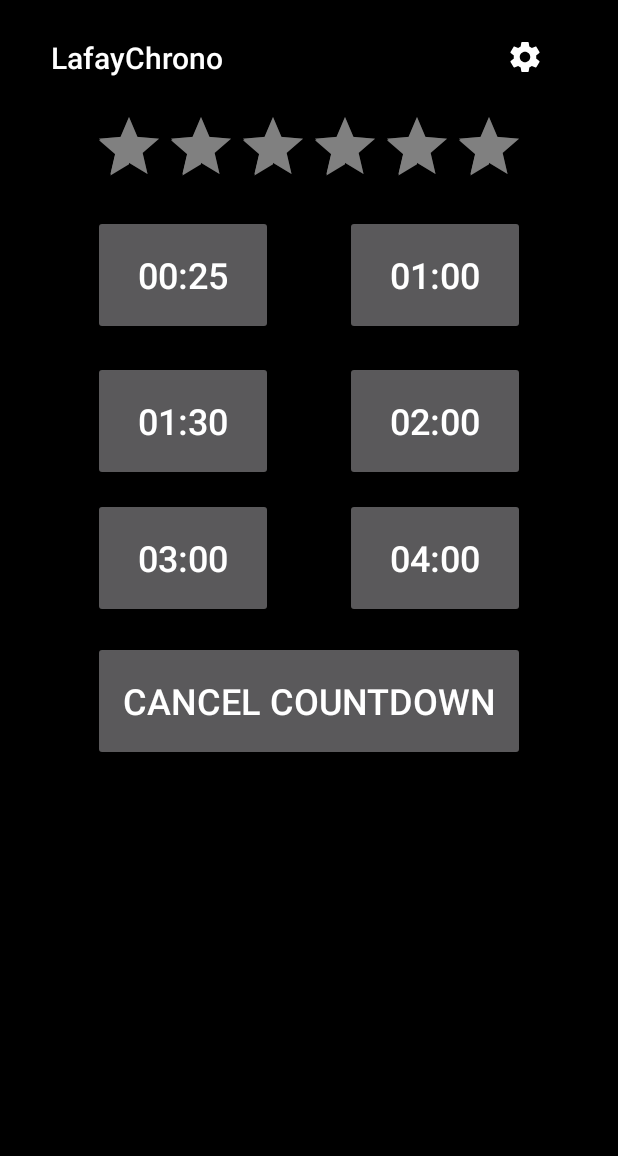
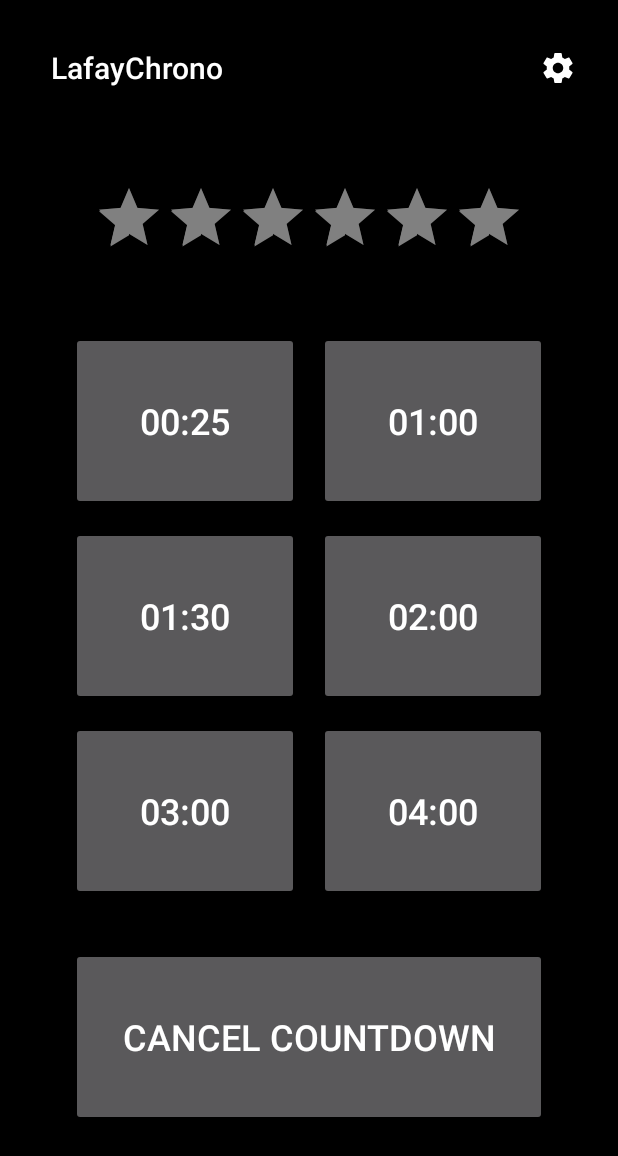
Before and after one commit to pjacquemin/LafayChrono, an Android app: the screen it shows after launch (MainActivity), on a phone screen of 412 x 824 dp. Shown: the top 1156 px of the screen. Run offline under Robolectric (Android 15) with nearby library versions, the phone set to English and light mode, and no system bars.

Commit message:
relative layout is replaced by constraint layout to be responsive #16

```diff
--- a/app/build.gradle
+++ b/app/build.gradle
@@ -23,6 +23,7 @@ dependencies {
     implementation fileTree(dir: 'libs', include: ['*.jar'])
     implementation 'androidx.legacy:legacy-support-v4:1.0.0-alpha1'
     implementation 'androidx.vectordrawable:vectordrawable:1.0.0-alpha1'
+    implementation 'com.android.support.constraint:constraint-layout:1.1.2'
     androidTestImplementation('com.android.support.test.espresso:espresso-core:2.2.2', {
         exclude group: 'com.android.support', module: 'support-annotations'
     })
--- a/app/src/main/java/com/example/patrick/lafaychrono_lite/MainActivity.java
+++ b/app/src/main/java/com/example/patrick/lafaychrono_lite/MainActivity.java
@@ -12,10 +12,10 @@ import android.view.View;
 import android.view.View.OnClickListener;
 import android.widget.Button;
 import android.widget.RatingBar;
-import android.widget.RelativeLayout;
 
 import androidx.appcompat.app.AppCompatActivity;
 import androidx.appcompat.widget.Toolbar;
+import androidx.constraintlayout.widget.ConstraintLayout;
 import androidx.preference.PreferenceManager;
 
 public class MainActivity extends AppCompatActivity {
@@ -44,7 +44,7 @@ public class MainActivity extends AppCompatActivity {
     private boolean vibrate_countdown_finished;
     private boolean alarm_countdown_finished;
     private boolean energy_save_theme;
-    private RelativeLayout layout;
+    private ConstraintLayout layout;
     private OnClickListener count_down_button_on_click_listener;
     private OnClickListener cancel_button_on_click_listener;
     private SharedPreferences shared_preferences;
--- a/app/src/main/res/layout/activity_main.xml
+++ b/app/src/main/res/layout/activity_main.xml
@@ -1,28 +1,32 @@
 <?xml version="1.0" encoding="utf-8"?>
-<RelativeLayout xmlns:android="http://schemas.android.com/apk/res/android"
+<androidx.constraintlayout.widget.ConstraintLayout xmlns:android="http://schemas.android.com/apk/res/android"
+    xmlns:app="http://schemas.android.com/apk/res-auto"
     xmlns:tools="http://schemas.android.com/tools"
     android:id="@+id/activity_main"
+    android:layout_width="match_parent"
+    android:layout_height="match_parent"
     android:background="?attr/background"
     android:keepScreenOn="true"
-    android:layout_width="match_parent"
-    android:layout_height="match_parent"
+    android:paddingLeft="@dimen/activity_horizontal_margin"
+    android:paddingTop="@dimen/activity_vertical_margin"
+    android:paddingRight="@dimen/activity_horizontal_margin"
     android:paddingBottom="@dimen/activity_vertical_margin"
-    android:paddingLeft="@dimen/activity_horizontal_margin"
-    android:paddingRight="@dimen/activity_horizontal_margin"
-    android:paddingTop="@dimen/activity_vertical_margin"
     tools:context="com.example.patrick.lafaychrono_lite.MainActivity">
 
     <androidx.appcompat.widget.Toolbar
         android:id="@+id/toolbar"
-        android:layout_width="356dp"
-        android:layout_height="42dp"
+        android:layout_width="0dp"
+        android:layout_height="56dp"
         android:layout_alignParentStart="true"
         android:layout_alignParentLeft="true"
         android:layout_alignParentTop="true"
         android:layout_marginStart="2dp"
         android:layout_marginLeft="2dp"
         android:layout_marginTop="1dp"
-        android:minHeight="?attr/actionBarSize" />
+        android:minHeight="?attr/actionBarSize"
+        app:layout_constraintLeft_toLeftOf="parent"
+        app:layout_constraintRight_toRightOf="parent"
+        app:layout_constraintTop_toTopOf="parent" />
 
     <RatingBar
         android:id="@+id/ratingBar"
@@ -30,105 +34,121 @@
         android:layout_height="wrap_content"
         android:layout_alignParentTop="true"
         android:layout_centerHorizontal="true"
-        android:layout_marginTop="58dp"
-        android:width="120dp"
-        android:height="70dp"
         android:isIndicator="false"
+        android:max="6"
         android:numStars="6"
         android:rating="6"
-        android:stepSize="1" />
+        android:stepSize="1"
+        app:layout_constraintBottom_toBottomOf="parent"
+        app:layout_constraintEnd_toEndOf="parent"
+        app:layout_constraintStart_toStartOf="parent"
+        app:layout_constraintTop_toTopOf="parent"
+        app:layout_constraintVertical_bias="0.143" />
 
     <com.example.patrick.lafaychrono_lite.CountDownButton
+        android:id="@+id/button25"
+        android:layout_width="0dp"
+        android:layout_height="0dp"
         android:text="00:25"
-        android:layout_width="wrap_content"
-        android:layout_height="wrap_content"
-        android:id="@+id/button25"
+        android:textSize="24sp"
+        app:layout_constraintBottom_toBottomOf="parent"
+        app:layout_constraintHeight_default="percent"
+        app:layout_constraintHeight_percent="0.15"
+        app:layout_constraintStart_toStartOf="@+id/button1min30"
+        app:layout_constraintTop_toTopOf="parent"
+        app:layout_constraintVertical_bias="0.305"
+        app:layout_constraintWidth_default="percent"
+        app:layout_constraintWidth_percent="0.4" />
+
+    <com.example.patrick.lafaychrono_lite.CountDownButton
+        android:id="@+id/button1min"
+        android:layout_width="0dp"
+        android:layout_height="0dp"
+        android:layout_alignBottom="@+id/button25"
+        android:layout_toEndOf="@+id/button25"
+        android:layout_toRightOf="@+id/button25"
+        android:text="01:00"
+        android:textSize="24sp"
+        app:layout_constraintEnd_toEndOf="@+id/button2min"
+        app:layout_constraintHeight_default="percent"
+        app:layout_constraintHeight_percent="0.15"
+        app:layout_constraintTop_toTopOf="@+id/button25"
+        app:layout_constraintWidth_default="percent"
+        app:layout_constraintWidth_percent="0.4" />
+
+    <com.example.patrick.lafaychrono_lite.CountDownButton
+        android:id="@+id/button1min30"
+        android:layout_width="0dp"
+        android:layout_height="0dp"
+        android:text="01:30"
+        android:textSize="24sp"
+        app:layout_constraintBottom_toBottomOf="parent"
+        app:layout_constraintHeight_default="percent"
+        app:layout_constraintHeight_percent="0.15"
+        app:layout_constraintStart_toStartOf="@+id/button3min"
+        app:layout_constraintTop_toTopOf="parent"
+        app:layout_constraintVertical_bias="0.498"
+        app:layout_constraintWidth_default="percent"
+        app:layout_constraintWidth_percent="0.4" />
+
+    <com.example.patrick.lafaychrono_lite.CountDownButton
+        android:id="@+id/button3min"
+        android:layout_width="0dp"
+        android:layout_height="0dp"
         android:width="120dp"
         android:height="80dp"
+        android:text="03:00"
         android:textSize="24sp"
-        android:layout_below="@+id/ratingBar"
-        android:layout_alignLeft="@+id/ratingBar"
-        android:layout_alignStart="@+id/ratingBar"
-        android:layout_marginTop="12dp" />
+        app:layout_constraintBottom_toBottomOf="parent"
+        app:layout_constraintHeight_default="percent"
+        app:layout_constraintHeight_percent="0.15"
+        app:layout_constraintStart_toStartOf="@+id/buttonCancelCountDown"
+        app:layout_constraintTop_toTopOf="parent"
+        app:layout_constraintVertical_bias="0.691"
+        app:layout_constraintWidth_default="percent"
+        app:layout_constraintWidth_percent="0.4" />
 
     <com.example.patrick.lafaychrono_lite.CountDownButton
-        android:text="01:00"
-        android:layout_width="wrap_content"
-        android:layout_height="wrap_content"
-        android:layout_alignBottom="@+id/button25"
-        android:layout_toRightOf="@+id/button25"
-        android:layout_toEndOf="@+id/button25"
-        android:layout_marginLeft="48dp"
-        android:layout_marginStart="48dp"
-        android:id="@+id/button1min"
-        android:width="120dp"
-        android:height="80dp"
-        android:textSize="24sp" />
+        android:id="@+id/button2min"
+        android:layout_width="0dp"
+        android:layout_height="0dp"
+        android:text="02:00"
+        android:textSize="24sp"
+        app:layout_constraintEnd_toEndOf="@+id/button4min"
+        app:layout_constraintHeight_default="percent"
+        app:layout_constraintHeight_percent="0.15"
+        app:layout_constraintTop_toTopOf="@+id/button1min30"
+        app:layout_constraintWidth_default="percent"
+        app:layout_constraintWidth_percent="0.4" />
 
     <com.example.patrick.lafaychrono_lite.CountDownButton
-        android:text="01:30"
-        android:layout_width="wrap_content"
-        android:layout_height="wrap_content"
-        android:layout_marginTop="17dp"
-        android:id="@+id/button1min30"
-        android:width="120dp"
-        android:height="80dp"
+        android:id="@+id/button4min"
+        android:layout_width="0dp"
+        android:layout_height="0dp"
+        android:text="04:00"
         android:textSize="24sp"
-        android:layout_below="@+id/button25"
-        android:layout_alignLeft="@+id/button25"
-        android:layout_alignStart="@+id/button25" />
-
-    <com.example.patrick.lafaychrono_lite.CountDownButton
-        android:text="03:00"
-        android:layout_width="wrap_content"
-        android:layout_height="wrap_content"
-        android:layout_marginTop="11dp"
-        android:id="@+id/button3min"
-        android:width="120dp"
-        android:height="80dp"
-        android:textSize="24sp"
-        android:layout_below="@+id/button1min30"
-        android:layout_alignLeft="@+id/button1min30"
-        android:layout_alignStart="@+id/button1min30" />
-
-    <com.example.patrick.lafaychrono_lite.CountDownButton
-        android:text="02:00"
-        android:layout_width="wrap_content"
-        android:layout_height="wrap_content"
-        android:id="@+id/button2min"
-        android:width="120dp"
-        android:height="80dp"
-        android:textSize="24sp"
-        android:layout_alignBaseline="@+id/button1min30"
-        android:layout_alignBottom="@+id/button1min30"
-        android:layout_alignLeft="@+id/button1min"
-        android:layout_alignStart="@+id/button1min" />
-
-    <com.example.patrick.lafaychrono_lite.CountDownButton
-        android:text="04:00"
-        android:layout_width="wrap_content"
-        android:layout_height="wrap_content"
-        android:id="@+id/button4min"
-        android:width="120dp"
-        android:height="80dp"
-        android:textSize="24sp"
-        android:layout_alignBaseline="@+id/button3min"
-        android:layout_alignBottom="@+id/button3min"
-        android:layout_alignLeft="@+id/button2min"
-        android:layout_alignStart="@+id/button2min" />
+        app:layout_constraintEnd_toEndOf="@+id/buttonCancelCountDown"
+        app:layout_constraintHeight_default="percent"
+        app:layout_constraintHeight_percent="0.15"
+        app:layout_constraintTop_toTopOf="@+id/button3min"
+        app:layout_constraintWidth_default="percent"
+        app:layout_constraintWidth_percent="0.4" />
 
     <Button
         android:id="@+id/buttonCancelCountDown"
-        android:layout_width="wrap_content"
-        android:layout_height="wrap_content"
-        android:layout_alignStart="@+id/button3min"
-        android:layout_alignLeft="@+id/button3min"
-        android:layout_alignEnd="@+id/button4min"
-        android:layout_alignRight="@+id/button4min"
-        android:layout_below="@+id/button3min"
-        android:layout_marginTop="15dp"
+        android:layout_width="0dp"
+        android:layout_height="0dp"
         android:height="80dp"
         android:text="Cancel countdown"
-        android:textSize="24sp" />
+        android:textSize="24sp"
+        app:layout_constraintBottom_toBottomOf="parent"
+        app:layout_constraintEnd_toEndOf="parent"
+        app:layout_constraintHeight_default="percent"
+        app:layout_constraintHeight_percent="0.15"
+        app:layout_constraintStart_toStartOf="parent"
+        app:layout_constraintTop_toTopOf="parent"
+        app:layout_constraintVertical_bias="0.915"
+        app:layout_constraintWidth_default="percent"
+        app:layout_constraintWidth_percent="0.835" />
 
-</RelativeLayout>
+</androidx.constraintlayout.widget.ConstraintLayout>
```
